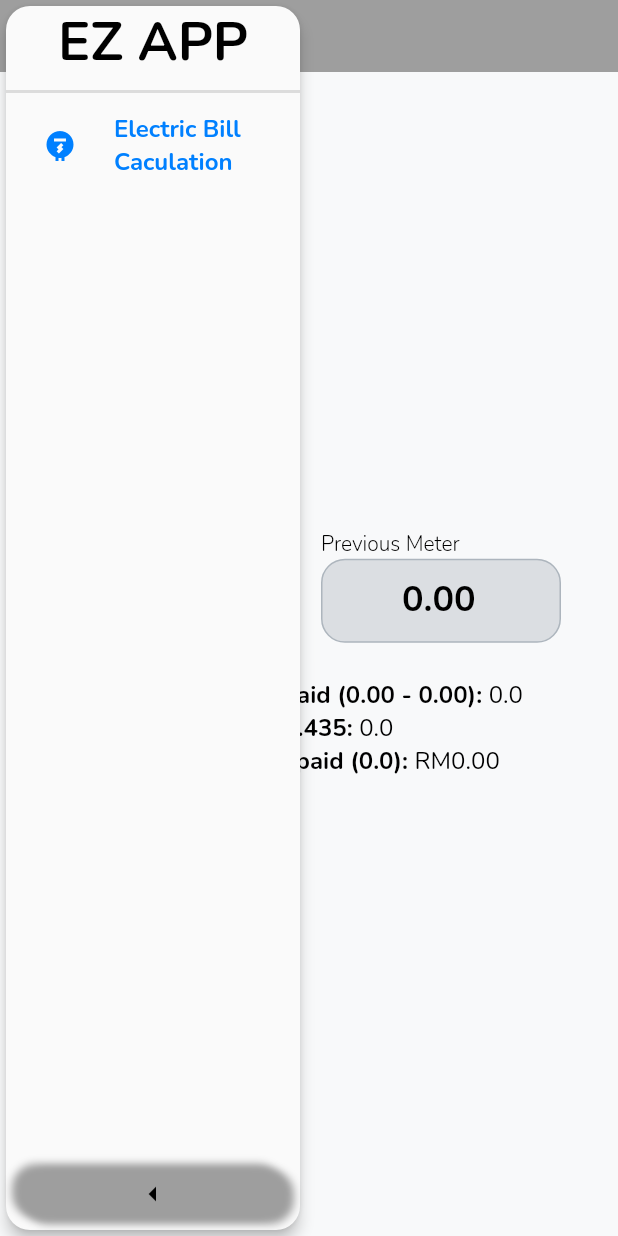
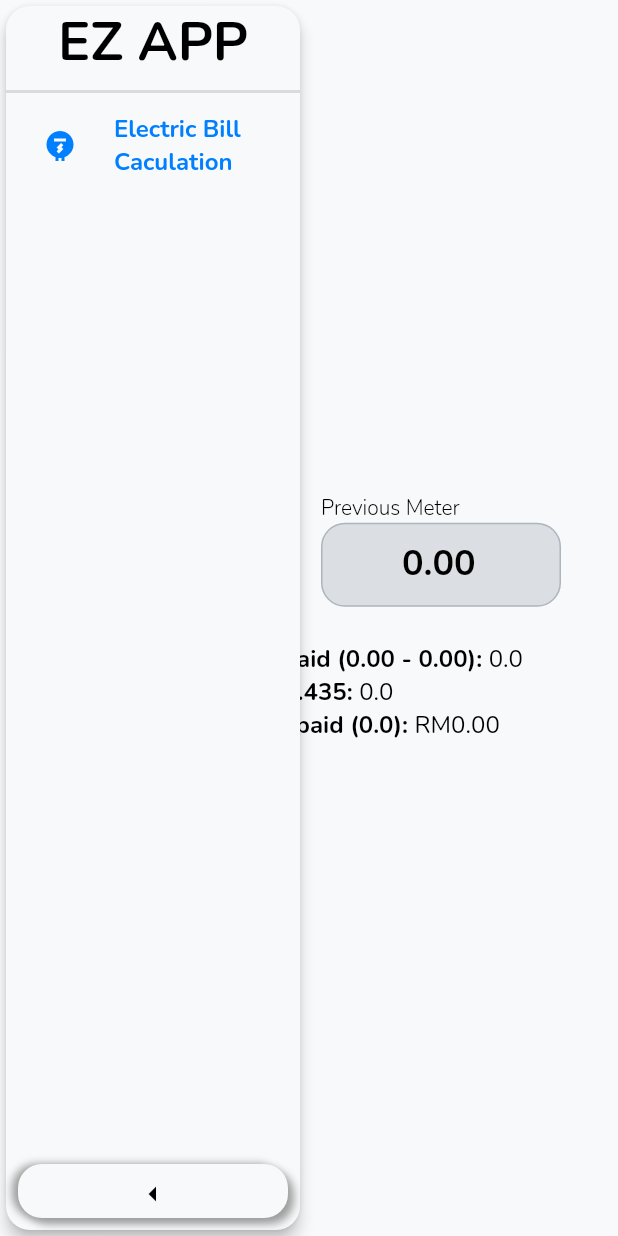
Before and after one commit to yongmeng315/EZ-App, a Flutter app: the screen it shows after launch, after a tap on the "menu" icon, on a phone screen of 412 x 824 dp. Run offline on Flutter 3.47's test engine with Material 3 defaults, Android fonts, the phone set to English and light mode, and no system bars; our stand-ins replace go_router, google_fonts.

Commit message:
31 Dec 2025 Done: ; Pending: to do list;

```diff
--- a/lib/managers/theme_manager.dart
+++ b/lib/managers/theme_manager.dart
@@ -112,6 +112,7 @@ class ThemeManager with ChangeNotifier {
     iconTheme: IconThemeData(color: Colors.white),
     iconButtonTheme: IconButtonThemeData(
       style: ButtonStyle(
+        backgroundColor: WidgetStateProperty.all(Color(0xffF8F9FA),),
         foregroundColor: WidgetStateProperty.all(Colors.white),
         iconColor: WidgetStateProperty.all(Colors.white),
       ),
@@ -269,6 +270,7 @@ class ThemeManager with ChangeNotifier {
     iconTheme: IconThemeData(color: Colors.black),
     iconButtonTheme: IconButtonThemeData(
       style: ButtonStyle(
+        backgroundColor: WidgetStateProperty.all(Color(0xffF8F9FA),),
         foregroundColor: WidgetStateProperty.all(Colors.black),
         iconColor: WidgetStateProperty.all(Colors.black),
       ),
--- a/lib/utils/responsive_layout.dart
+++ b/lib/utils/responsive_layout.dart
@@ -13,7 +13,7 @@ class ResponsiveLayout extends StatelessWidget {
       : super(key: key);
 
   static bool isSmallScreen(BuildContext context) {
-    return MediaQuery.of(context).size.width < 800 || MediaQuery.of(context).size.height < 600;
+    return MediaQuery.of(context).size.width < 800 || MediaQuery.of(context).size.height < 500;
   }
 
   static bool isMediumScreen(BuildContext context) {
--- a/lib/widgets/page_wrapper.dart
+++ b/lib/widgets/page_wrapper.dart
@@ -66,7 +66,7 @@ class _PageWrapper extends State<PageWrapper>
         child: Material(
           elevation: 4,
           borderRadius: BorderRadius.circular(16),
-          color: Theme.of(context).drawerTheme.backgroundColor,
+          color: Theme.of(context).scaffoldBackgroundColor,
           child: AnimatedContainer(
             duration: Duration(milliseconds: 300),
             curve: Curves.linear,
@@ -122,6 +122,9 @@ class _PageWrapper extends State<PageWrapper>
                                 GoRouter.of(
                                   context,
                                 ).go(tab.values.first['route']);
+                                setState(() {
+                                  _expanded = false;
+                                });
                               },
                             );
                           },
@@ -134,7 +137,7 @@ class _PageWrapper extends State<PageWrapper>
                         margin: EdgeInsets.all(8),
                         decoration: BoxDecoration(
                           borderRadius: BorderRadius.circular(16),
-                          color: Theme.of(context).drawerTheme.backgroundColor,
+                          color: Theme.of(context).scaffoldBackgroundColor,
                           boxShadow: [
                             BoxShadow(
                               offset: Offset(4, 4),
@@ -169,6 +172,8 @@ class _PageWrapper extends State<PageWrapper>
                     },
                     icon: Icon(Icons.menu, size: 20),
                     style: ButtonStyle(
+
+                      backgroundColor: WidgetStatePropertyAll(Theme.of(context).scaffoldBackgroundColor),
                       iconSize: WidgetStatePropertyAll(20),
                       shape: WidgetStatePropertyAll(
                         RoundedRectangleBorder(
@@ -194,7 +199,7 @@ class _PageWrapper extends State<PageWrapper>
         animationDuration: Duration(milliseconds: 300),
         elevation: 4,
         borderRadius: BorderRadius.circular(16),
-        color: Theme.of(context).drawerTheme.backgroundColor,
+        color: Theme.of(context).scaffoldBackgroundColor,
         child: AnimatedContainer(
           duration: Duration(milliseconds: 300),
           curve: Curves.linear,
@@ -202,7 +207,7 @@ class _PageWrapper extends State<PageWrapper>
           decoration: BoxDecoration(
             borderRadius: BorderRadius.circular(16),
             shape: BoxShape.rectangle,
-            color: Theme.of(context).drawerTheme.backgroundColor,
+            color: Theme.of(context).scaffoldBackgroundColor,
           ),
           padding: EdgeInsets.all(8),
           child: _expanded
@@ -261,7 +266,7 @@ class _PageWrapper extends State<PageWrapper>
                       width: NAV_BAR_WIDTH - 8,
                       decoration: BoxDecoration(
                         borderRadius: BorderRadius.circular(16),
-                        color: Theme.of(context).drawerTheme.backgroundColor,
+                        color: Theme.of(context).scaffoldBackgroundColor,
                         boxShadow: [
                           BoxShadow(
                             offset: Offset(4, 4),
@@ -304,6 +309,7 @@ class _PageWrapper extends State<PageWrapper>
                               GoRouter.of(
                                 context,
                               ).go(tab.values.first['route']);
+
                             },
                             icon: Icon(
                               tab.values.first['icon'],
@@ -323,7 +329,7 @@ class _PageWrapper extends State<PageWrapper>
                       width: NAV_BAR_WIDTH / 3 - 8,
                       decoration: BoxDecoration(
                         borderRadius: BorderRadius.circular(16),
-                        color: Theme.of(context).drawerTheme.backgroundColor,
+                        color: Theme.of(context).scaffoldBackgroundColor,
                         boxShadow: [
                           BoxShadow(
                             offset: Offset(4, 4),
@@ -393,9 +399,7 @@ class _PageWrapper extends State<PageWrapper>
               key: _scaffoldKey,
               body: Container(
                 constraints: BoxConstraints(minHeight: height, minWidth: width),
-                margin: EdgeInsets.only(
-                  top: ResponsiveLayout.isSmallScreen(context) ? 48 : 0,
-                ),
+
                 color: Theme.of(context).scaffoldBackgroundColor,
                 child: widget.child,
               ),
```
